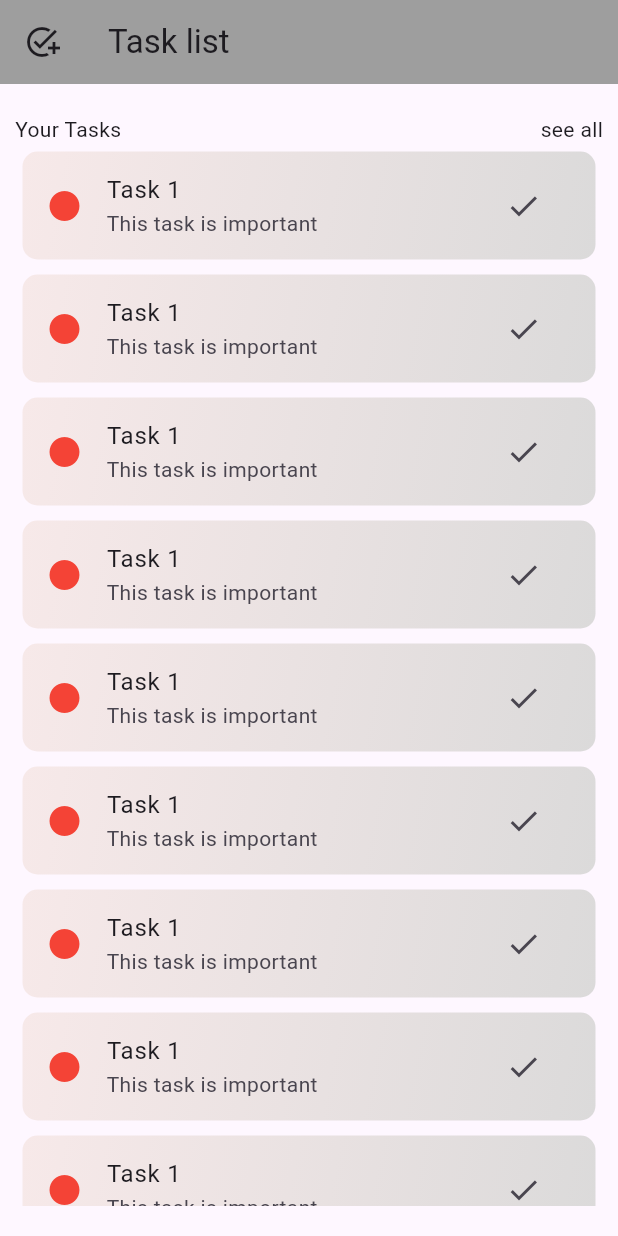
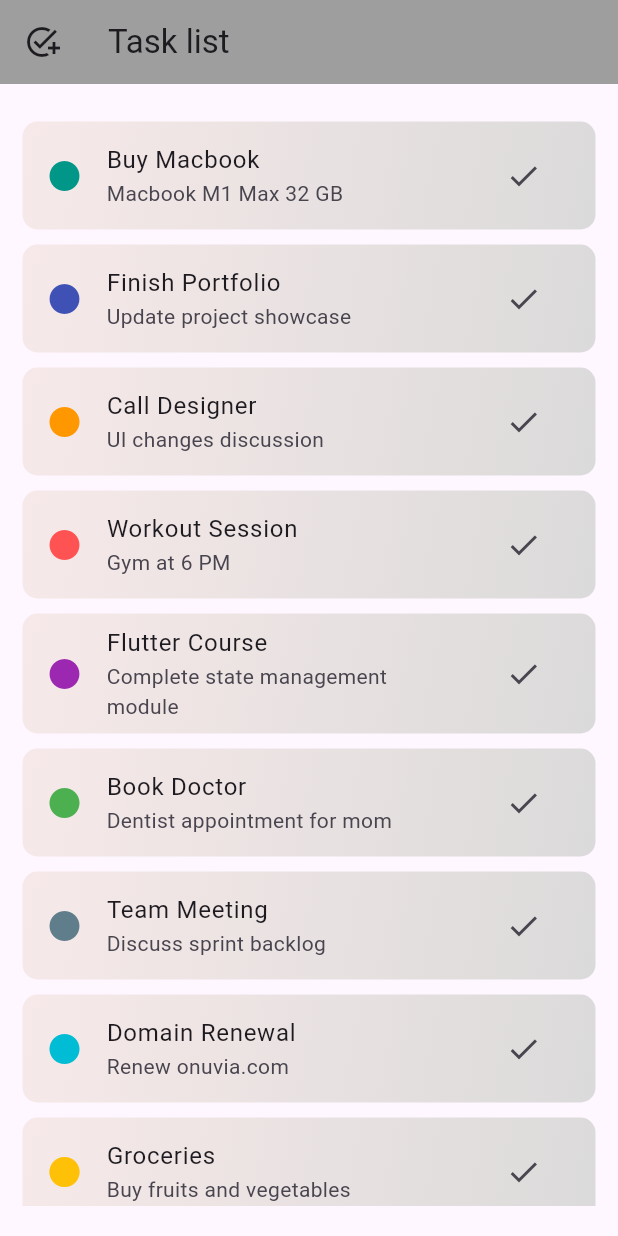
Before and after one commit to ThinkCode-IT-Solutions/App-Dev-005, a Flutter app: the screen it shows after launch, on a phone screen of 412 x 824 dp. Run offline on Flutter 3.47's test engine with Material 3 defaults, Android fonts, the phone set to English and light mode, and no system bars.

Commit message:
dynamic data to widget done

```diff
--- a/lib/components/task_item.dart
+++ b/lib/components/task_item.dart
@@ -1,6 +1,16 @@
 import 'package:flutter/material.dart';
 
 class TaskItem extends StatelessWidget {
+  String title;
+  String subTitle;
+  Color color;
+
+  // constructor
+  TaskItem({
+    required this.title,
+    required this.subTitle,
+    required this.color,
+  });
   Widget build(BuildContext context) {
     return Container(
       decoration: BoxDecoration(
@@ -17,9 +27,9 @@ class TaskItem extends StatelessWidget {
       ),
       margin: EdgeInsets.all(5),
       child: ListTile(
-        title: Text("Task 1"),
-        leading: Icon(Icons.circle, color: Colors.red),
-        subtitle: Text("This task is important"),
+        title: Text(title),
+        leading: Icon(Icons.circle, color: color),
+        subtitle: Text(subTitle),
         trailing: IconButton(
           onPressed: () {
             print("button is clicked");
--- a/lib/pages/task_list.dart
+++ b/lib/pages/task_list.dart
@@ -3,6 +3,113 @@ import 'package:flutter/material.dart';
 import 'package:flutter/widgets.dart';
 
 class TaskListPage extends StatelessWidget {
+  List<TaskItem> myTaskList = [
+    TaskItem(
+      title: "Buy Macbook",
+      subTitle: "Macbook M1 Max 32 GB",
+      color: Colors.teal,
+    ),
+    TaskItem(
+      title: "Finish Portfolio",
+      subTitle: "Update project showcase",
+      color: Colors.indigo,
+    ),
+    TaskItem(
+      title: "Call Designer",
+      subTitle: "UI changes discussion",
+      color: Colors.orange,
+    ),
+    TaskItem(
+      title: "Workout Session",
+      subTitle: "Gym at 6 PM",
+      color: Colors.redAccent,
+    ),
+    TaskItem(
+      title: "Flutter Course",
+      subTitle: "Complete state management module",
+      color: Colors.purple,
+    ),
+    TaskItem(
+      title: "Book Doctor",
+      subTitle: "Dentist appointment for mom",
+      color: Colors.green,
+    ),
+    TaskItem(
+      title: "Team Meeting",
+      subTitle: "Discuss sprint backlog",
+      color: Colors.blueGrey,
+    ),
+    TaskItem(
+      title: "Domain Renewal",
+      subTitle: "Renew onuvia.com",
+      color: Colors.cyan,
+    ),
+    TaskItem(
+      title: "Groceries",
+      subTitle: "Buy fruits and vegetables",
+      color: Colors.amber,
+    ),
+    TaskItem(
+      title: "Push Git Repo",
+      subTitle: "Push latest Flutter build",
+      color: Colors.deepOrange,
+    ),
+    TaskItem(
+      title: "Push Git Repo",
+      subTitle: "Push latest Flutter build",
+      color: Colors.deepOrange,
+    ),
+    TaskItem(
+      title: "Buy Macbook",
+      subTitle: "Macbook M1 Max 32 GB",
+      color: Colors.teal,
+    ),
+    TaskItem(
+      title: "Finish Portfolio",
+      subTitle: "Update project showcase",
+      color: Colors.indigo,
+    ),
+    TaskItem(
+      title: "Call Designer",
+      subTitle: "UI changes discussion",
+      color: Colors.orange,
+    ),
+    TaskItem(
+      title: "Workout Session",
+      subTitle: "Gym at 6 PM",
+      color: Colors.redAccent,
+    ),
+    TaskItem(
+      title: "Flutter Course",
+      subTitle: "Complete state management module",
+      color: Colors.purple,
+    ),
+    TaskItem(
+      title: "Book Doctor",
+      subTitle: "Dentist appointment for mom",
+      color: Colors.green,
+    ),
+    TaskItem(
+      title: "Team Meeting",
+      subTitle: "Discuss sprint backlog",
+      color: Colors.blueGrey,
+    ),
+    TaskItem(
+      title: "Domain Renewal",
+      subTitle: "Renew onuvia.com",
+      color: Colors.cyan,
+    ),
+    TaskItem(
+      title: "Groceries",
+      subTitle: "Buy fruits and vegetables",
+      color: Colors.amber,
+    ),
+    TaskItem(
+      title: "Push Git Repo",
+      subTitle: "Push latest Flutter build",
+      color: Colors.deepOrange,
+    ),
+  ];
   Widget build(BuildContext context) {
     return Scaffold(
       appBar: AppBar(
@@ -11,29 +118,10 @@ class TaskListPage extends StatelessWidget {
         leading: Icon(Icons.add_task),
       ),
       body: Container(
-        padding: EdgeInsets.symmetric(vertical: 20,horizontal: 10),
+        padding: EdgeInsets.symmetric(vertical: 20, horizontal: 10),
         width: double.infinity,
         height: double.infinity,
-        child: SingleChildScrollView(
-          child: Column(
-            crossAxisAlignment: CrossAxisAlignment.start,
-            children: [
-              Row(
-                mainAxisAlignment: MainAxisAlignment.spaceBetween,
-                children: [Text("Your Tasks"), Text("see all")]),
-
-               TaskItem(),
-               TaskItem(),
-               TaskItem(),
-               TaskItem(),
-               TaskItem(),
-               TaskItem(),
-               TaskItem(),
-               TaskItem(),
-               TaskItem(),
-            ],
-          ),
-        ),
+        child: ListView(children: myTaskList),
       ),
     );
   }
```
